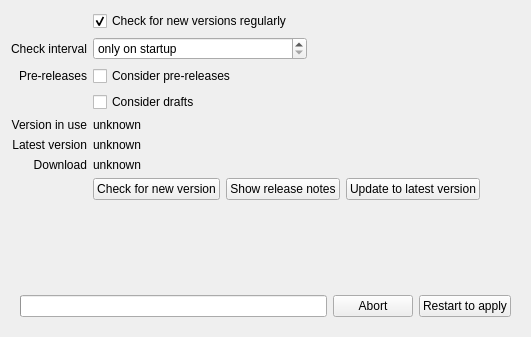
Old version of the form setup/updateoptionpage.ui in the repository Martchus/qtutilities.
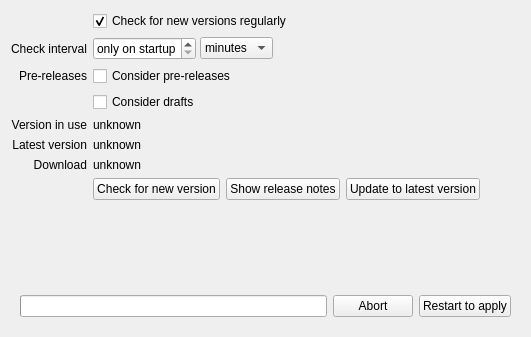
New version of the form. Icons and pictures are not drawn.

Commit message: Allow configuring update interval in hours and days as well

Patch:
```diff
--- a/setup/updateoptionpage.ui
+++ b/setup/updateoptionpage.ui
@@ -91,26 +91,36 @@
        </property>
        <item>
         <widget class="QSpinBox" name="checkIntervalSpinBox">
-         <property name="sizePolicy">
-          <sizepolicy hsizetype="MinimumExpanding" vsizetype="Fixed">
-           <horstretch>0</horstretch>
-           <verstretch>0</verstretch>
-          </sizepolicy>
-         </property>
          <property name="specialValueText">
           <string>only on startup</string>
          </property>
-         <property name="suffix">
-          <string> minutes</string>
-         </property>
          <property name="prefix">
           <string>every </string>
          </property>
          <property name="maximum">
-          <number>23040</number>
+          <number>25000</number>
          </property>
         </widget>
        </item>
+       <item>
+        <widget class="QComboBox" name="checkIntervalUnitComboBox">
+         <item>
+          <property name="text">
+           <string>minutes</string>
+          </property>
+         </item>
+         <item>
+          <property name="text">
+           <string>hours</string>
+          </property>
+         </item>
+         <item>
+          <property name="text">
+           <string>days</string>
+          </property>
+         </item>
+        </widget>
+       </item>
        <item>
         <spacer name="horizontalSpacer">
          <property name="orientation">
```
Left out of the diff: 16 changed lines with no effect on the pictures. The commit also changes 2 other files.
